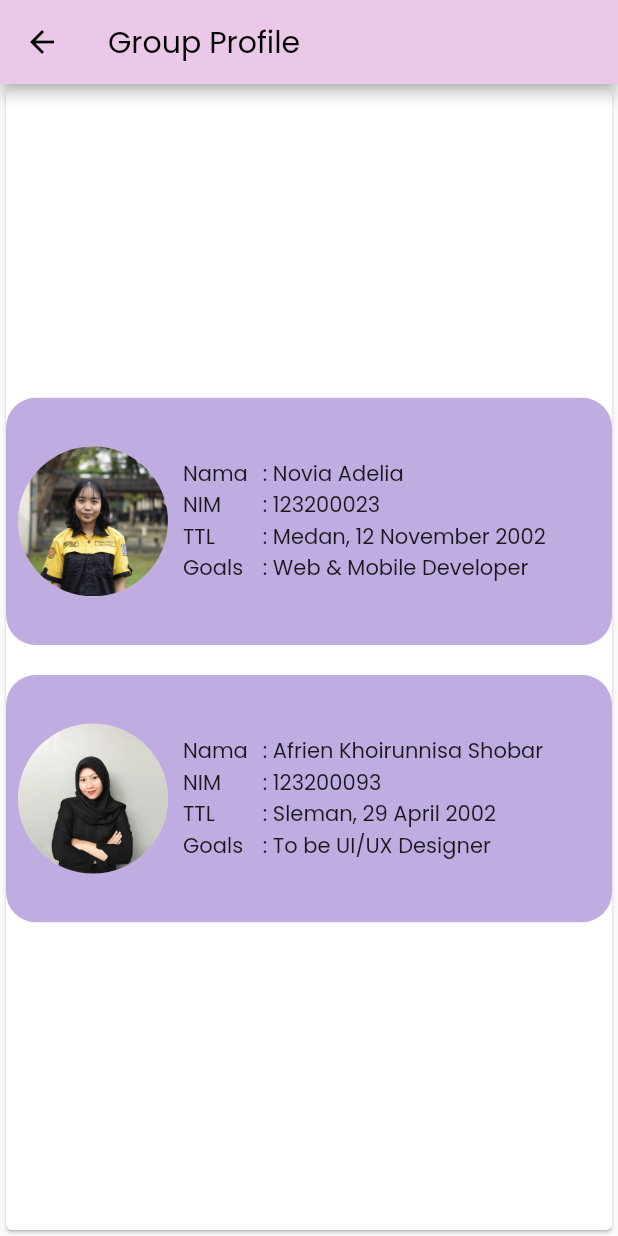
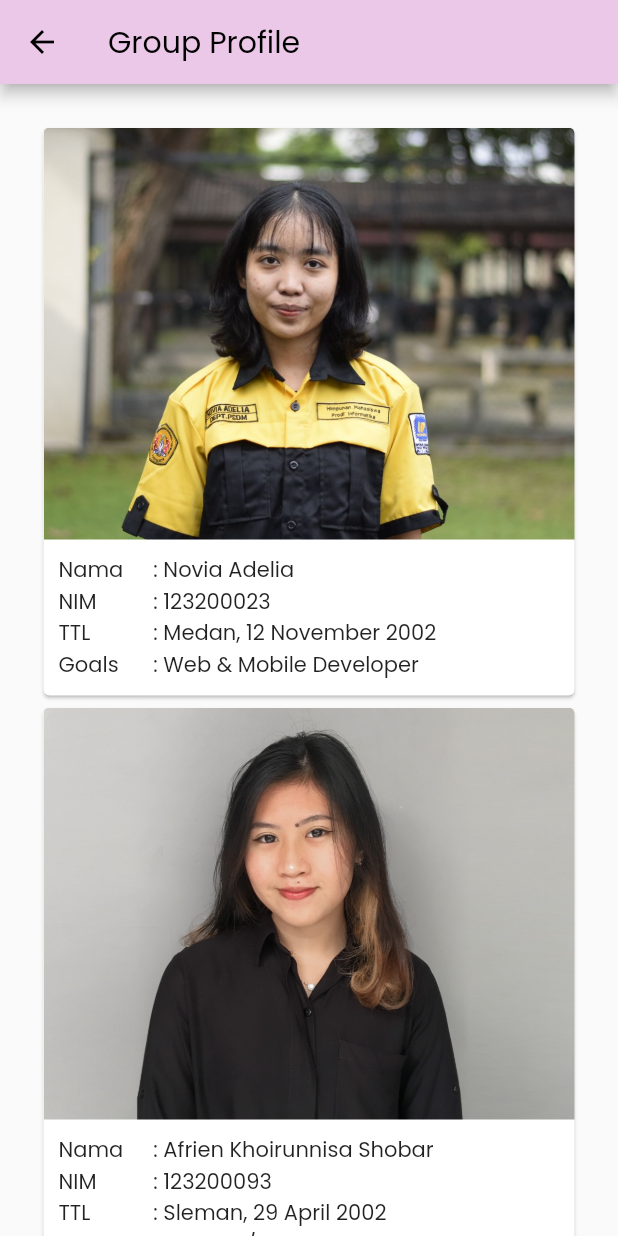
Before and after one commit to viadelia12/Mobile_Layout_Kel5, a Flutter app: the HomePage screen opened by its route, after a tap on "Group Profile", on a phone screen of 412 x 824 dp. Run offline on Flutter 3.47's test engine with Material 2 defaults, Android fonts, the phone set to English and light mode, and no system bars; our stand-ins replace iconsax, stop_watch_timer; network calls fail.

Commit message:
final update

```diff
--- a/lib/pages/group_profile.dart
+++ b/lib/pages/group_profile.dart
@@ -15,24 +15,33 @@ class _GroupProfilePageState extends State<GroupProfilePage> {
         title: Text("Group Profile"),
         backgroundColor: Color(0xffEBC7E8),
       ),
-      body: Card(
+      body: SingleChildScrollView(
+        child: Container(
+          padding: EdgeInsets.all(25),
           child: Column(
-          mainAxisAlignment: MainAxisAlignment.center,
+            children: [
+              Card(
+                child: Column(
                   children: [
                     Container(
+                      width: MediaQuery.of(context).size.width,
+                      height: MediaQuery.of(context).size.height / 3,
                       decoration: BoxDecoration(
-                borderRadius: BorderRadius.circular(20),
-                color: Color(0xffBFACE0),
+                        image: DecorationImage(
+                          image: AssetImage('assets/images/Me.jpg'),
+                          fit: BoxFit.fitWidth,
                         ),
-              padding: EdgeInsets.all(8),
-              height: MediaQuery.of(context).size.height / 5,
-              child: Row(
-                children: <Widget>[
-                  CircleAvatar(
-                      radius: 50,
-                      backgroundImage: AssetImage('assets/images/Me.jpg')),
-                  SizedBox(width: 10),
-                  Column(
+                        borderRadius: BorderRadius.only(
+                          topLeft: Radius.circular(4),
+                          topRight: Radius.circular(4),
+                        ),
+                      ),
+                    ),
+                    Row(
+                      children: [
+                        Container(
+                          padding: EdgeInsets.all(10),
+                          child: Column(
                             mainAxisAlignment: MainAxisAlignment.center,
                             crossAxisAlignment: CrossAxisAlignment.start,
                             children: [
@@ -42,8 +51,10 @@ class _GroupProfilePageState extends State<GroupProfilePage> {
                               Text("Goals"),
                             ],
                           ),
-                  SizedBox(width: 10),
-                  Column(
+                        ),
+                        Container(
+                          padding: EdgeInsets.all(10),
+                          child: Column(
                             mainAxisAlignment: MainAxisAlignment.center,
                             crossAxisAlignment: CrossAxisAlignment.start,
                             children: [
@@ -52,25 +63,35 @@ class _GroupProfilePageState extends State<GroupProfilePage> {
                               Text(": Medan, 12 November 2002"),
                               Text(": Web & Mobile Developer"),
                             ],
+                          ),
+                        ),
+                      ],
                     )
                   ],
                 ),
               ),
-            SizedBox(height: 20),
+              Card(
+                child: Column(
+                  children: [
                     Container(
+                      width: MediaQuery.of(context).size.width,
+                      height: MediaQuery.of(context).size.height / 3,
                       decoration: BoxDecoration(
-                borderRadius: BorderRadius.circular(20),
-                color: Color(0xffBFACE0),
+                        image: DecorationImage(
+                          image: AssetImage('assets/images/afrien.jpg'),
+                          fit: BoxFit.fitWidth,
                         ),
-              padding: EdgeInsets.all(8),
-              height: MediaQuery.of(context).size.height / 5,
-              child: Row(
-                children: <Widget>[
-                  CircleAvatar(
-                      radius: 50,
-                      backgroundImage: AssetImage('assets/images/afrien.jpg')),
-                  SizedBox(width: 10),
-                  Column(
+                        borderRadius: BorderRadius.only(
+                          topLeft: Radius.circular(4),
+                          topRight: Radius.circular(4),
+                        ),
+                      ),
+                    ),
+                    Row(
+                      children: [
+                        Container(
+                          padding: EdgeInsets.all(10),
+                          child: Column(
                             mainAxisAlignment: MainAxisAlignment.center,
                             crossAxisAlignment: CrossAxisAlignment.start,
                             children: [
@@ -80,8 +101,10 @@ class _GroupProfilePageState extends State<GroupProfilePage> {
                               Text("Goals"),
                             ],
                           ),
-                  SizedBox(width: 10),
-                  Column(
+                        ),
+                        Container(
+                          padding: EdgeInsets.all(10),
+                          child: Column(
                             mainAxisAlignment: MainAxisAlignment.center,
                             crossAxisAlignment: CrossAxisAlignment.start,
                             children: [
@@ -90,6 +113,9 @@ class _GroupProfilePageState extends State<GroupProfilePage> {
                               Text(": Sleman, 29 April 2002"),
                               Text(": To be UI/UX Designer"),
                             ],
+                          ),
+                        ),
+                      ],
                     )
                   ],
                 ),
@@ -97,6 +123,7 @@ class _GroupProfilePageState extends State<GroupProfilePage> {
             ],
           ),
         ),
+      ),
     );
   }
 }
--- a/lib/pages/home.dart
+++ b/lib/pages/home.dart
@@ -1,5 +1,6 @@
 import 'package:flutter/material.dart';
 import 'package:mobile_layout_kel5/pages/cafe_list.dart';
+import 'package:mobile_layout_kel5/pages/favorite_cafe.dart';
 import 'package:mobile_layout_kel5/pages/group_profile.dart';
 import 'package:mobile_layout_kel5/pages/stopwatch.dart';
 
@@ -42,13 +43,14 @@ class _HomePageState extends State<HomePage> {
                           size: 50,
                           color: Color(0xffA084CA),
                         ),
-                        SizedBox(height: 5),
+                        SizedBox(height: 10),
                         Text("Group Profile", style: TextStyle(fontSize: 17.0)),
                       ],
                     ),
                   ),
                 ),
               ),
+              SizedBox(height: 10),
               Card(
                 child: InkWell(
                   onTap: () {
@@ -70,13 +72,14 @@ class _HomePageState extends State<HomePage> {
                           size: 50,
                           color: Color(0xffA084CA),
                         ),
-                        SizedBox(height: 5),
+                        SizedBox(height: 10),
                         Text("Stopwatch", style: TextStyle(fontSize: 17.0)),
                       ],
                     ),
                   ),
                 ),
               ),
+              SizedBox(height: 10),
               Card(
                 child: InkWell(
                   onTap: () {
@@ -98,7 +101,7 @@ class _HomePageState extends State<HomePage> {
                           size: 50,
                           color: Color(0xffA084CA),
                         ),
-                        SizedBox(height: 5),
+                        SizedBox(height: 10),
                         Flexible(
                           child: Text(
                             "Cafe Recommendation",
@@ -111,9 +114,15 @@ class _HomePageState extends State<HomePage> {
                   ),
                 ),
               ),
+              SizedBox(height: 10),
               Card(
                 child: InkWell(
-                  onTap: () {},
+                  onTap: () {
+                    Navigator.push(
+                        context,
+                        MaterialPageRoute(
+                            builder: (context) => FavoriteCafePage()));
+                  },
                   splashColor: Color(0xffBFACE0),
                   child: Container(
                     width: 180,
@@ -127,7 +136,7 @@ class _HomePageState extends State<HomePage> {
                           size: 50,
                           color: Color(0xffA084CA),
                         ),
-                        SizedBox(height: 5),
+                        SizedBox(height: 10),
                         Text("Favorite", style: TextStyle(fontSize: 17.0)),
                       ],
                     ),
--- a/pubspec.yaml
+++ b/pubspec.yaml
@@ -37,6 +37,7 @@ dependencies:
   iconsax: ^0.0.8
   stop_watch_timer: ^1.3.1
   url_launcher: ^6.1.2
+  provider: ^6.0.5
 
 dev_dependencies:
   flutter_test:
```
Also changed, not shown: lib/data/cafe.dart (+24 -0 lines), lib/pages/cafe_list.dart (+29 -9 lines), lib/pages/favorite_cafe.dart (added, +65 -0 lines), lib/pages/help.dart (+8 -3 lines), lib/pages/login.dart (+35 -25 lines), assets/images/afrien.jpg, pubspec.lock. Lines whose indentation alone changed are shown as unchanged.
